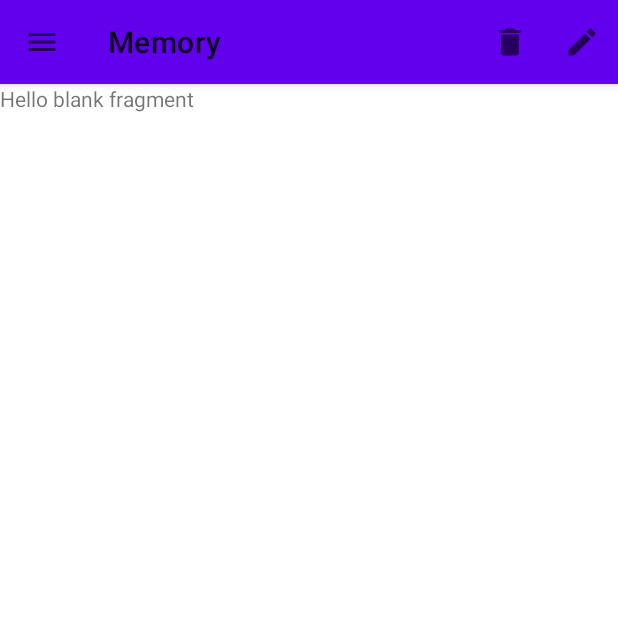
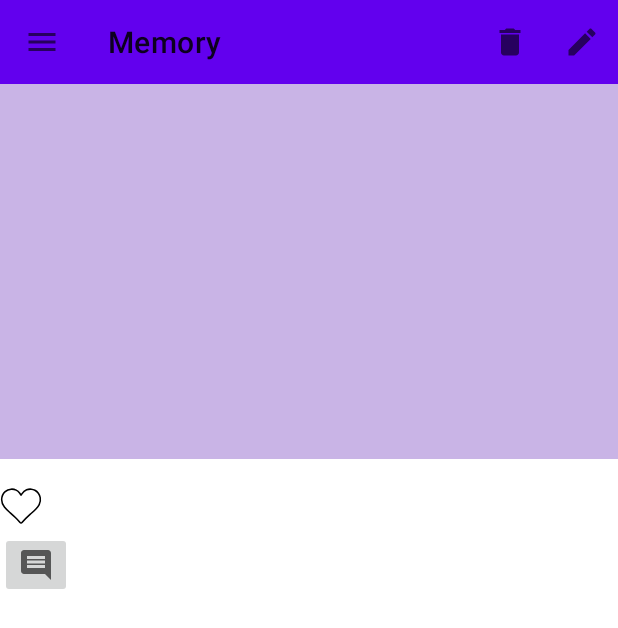
Before and after one commit to TahaJahani/YadNegar, an Android app: the screen it shows after launch (MainActivity), in the side drawer, after a tap on "Memories", on a phone screen of 412 x 824 dp. Shown: the top 628 px of the screen. Run offline under Robolectric (Android 15) with nearby library versions, the phone set to English and light mode, and no system bars.

Commit message:
custom like button added

```diff
--- /dev/null
+++ b/app/src/main/java/ir/taha7900/yadnegar/Components/LikeButton.java
@@ -0,0 +1,126 @@
+package ir.taha7900.yadnegar.Components;
+
+import android.animation.AnimatorSet;
+import android.animation.ObjectAnimator;
+import android.animation.TimeInterpolator;
+import android.content.Context;
+import android.content.res.TypedArray;
+import android.graphics.Canvas;
+import android.graphics.Color;
+import android.graphics.ColorFilter;
+import android.graphics.Matrix;
+import android.graphics.Paint;
+import android.graphics.Path;
+import android.graphics.PorterDuff;
+import android.graphics.PorterDuffColorFilter;
+import android.util.AttributeSet;
+import android.view.GestureDetector;
+import android.view.MotionEvent;
+import android.view.View;
+import android.view.animation.BounceInterpolator;
+import android.view.animation.DecelerateInterpolator;
+import ir.taha7900.yadnegar.Drawables.LikeDrawable;
+
+import androidx.annotation.Nullable;
+import ir.taha7900.yadnegar.R;
+
+import static ir.taha7900.yadnegar.Utils.AndroidUtilities.dp;
+
+
+public class LikeButton extends View {
+
+    private boolean liked;
+    private final LikeDrawable heartShape = new LikeDrawable();
+    private final float height = dp(35);
+    private final float width = dp(28.6f);
+    private final float jump = dp(14.3f);
+
+    public LikeButton(Context context, @Nullable AttributeSet attrs) {
+        super(context, attrs);
+        TypedArray array = context.getTheme().obtainStyledAttributes(attrs, R.styleable.LikeButton, 0, 0);
+        try {
+            this.liked = array.getBoolean(R.styleable.LikeButton_liked, false);
+        } finally {
+            array.recycle();
+        }
+    }
+
+    public boolean isLiked() {
+        return liked;
+    }
+
+    @Override
+    protected void onMeasure(int widthMeasureSpec, int heightMeasureSpec) {
+        int w = resolveSize((int) width, widthMeasureSpec);
+        int h = resolveSize((int) (height + jump), heightMeasureSpec);
+        setMeasuredDimension(w, h);
+    }
+
+    @Override
+    public void draw(Canvas canvas) {
+        super.draw(canvas);
+        heartShape.draw(canvas, (int) width, (int) height, 0, (int)jump);
+    }
+
+    @Override
+    public boolean onTouchEvent(MotionEvent event) {
+        GestureDetector detector = new GestureDetector(LikeButton.this.getContext(), new TapListener());
+        boolean result = detector.onTouchEvent(event);
+        if (result) {
+            if (event.getAction() == MotionEvent.ACTION_DOWN) {
+                this.liked = !this.liked;
+                heartShape.setFilled(liked);
+                invalidate();
+                requestLayout();
+                performClick();
+                if (liked)
+                    clickAnimation();
+            }
+        }
+        return result;
+    }
+
+    public void like() {
+        if (!liked) {
+            this.liked = !this.liked;
+            heartShape.setFilled(liked);
+            invalidate();
+            requestLayout();
+            performClick();
+            clickAnimation();
+        }
+    }
+
+    @Override
+    public boolean performClick() {
+        super.performClick();
+        return true;
+    }
+
+    private void clickAnimation() {
+        ObjectAnimator upAnimator = ObjectAnimator.ofFloat(this, "translationY", -jump);
+        upAnimator.setInterpolator(new DecelerateInterpolator());
+        upAnimator.setDuration(250);
+        ObjectAnimator downAnimator = ObjectAnimator.ofFloat(this, "translationY", 0);
+        downAnimator.setDuration(250);
+        TimeInterpolator interpolator = new BounceInterpolator();
+        downAnimator.setInterpolator(interpolator);
+        AnimatorSet animatorSet = new AnimatorSet();
+        animatorSet.playSequentially(upAnimator, downAnimator);
+        animatorSet.start();
+    }
+
+
+    static class TapListener extends GestureDetector.SimpleOnGestureListener {
+
+        @Override
+        public boolean onDown(MotionEvent e) {
+            return true;
+        }
+
+        @Override
+        public boolean onSingleTapUp(MotionEvent e) {
+            return super.onSingleTapUp(e);
+        }
+    }
+}
--- /dev/null
+++ b/app/src/main/java/ir/taha7900/yadnegar/Drawables/LikeDrawable.java
@@ -0,0 +1,112 @@
+package ir.taha7900.yadnegar.Drawables;
+
+import android.graphics.Canvas;
+import android.graphics.Color;
+import android.graphics.ColorFilter;
+import android.graphics.Matrix;
+import android.graphics.Paint;
+import android.graphics.Path;
+import android.graphics.PorterDuff;
+import android.graphics.PorterDuffColorFilter;
+
+public class LikeDrawable {
+    private final Paint  p  = new Paint();
+    private final Paint  ps = new Paint();
+    private final Path   t  = new Path();
+    private final Matrix m  = new Matrix();
+    private float od;
+    private boolean filled = false;
+
+    public void setFilled(boolean filled) {
+        this.filled = filled;
+    }
+
+    public void draw(Canvas c, int w, int h, int dx, int dy){
+        float ow = 683f;
+        float oh = 606f;
+
+        od = Math.min(w / ow, h / oh);
+
+        r();
+        c.save();
+        c.translate((w - od * ow) / 2f + dx, (h - od * oh) / 2f + dy);
+
+        m.reset();
+        m.setScale(od, od);
+
+        c.save();
+        ps.setColor(Color.argb(0,0,0,0));
+        ps.setStrokeCap(Paint.Cap.BUTT);
+        ps.setStrokeJoin(Paint.Join.MITER);
+        ps.setStrokeMiter(4.0f*od);
+        c.scale(1.0f,1.0f);
+        c.save();
+        c.restore();
+        r(2,1,3,0);
+        c.save();
+        p.setColor(Color.parseColor("#FF0000"));
+        ps.setColor(Color.parseColor("#000000"));
+        ps.setStrokeWidth(25.0f*od);
+        ps.setStrokeCap(Paint.Cap.ROUND);
+        ps.setStrokeJoin(Paint.Join.ROUND);
+        ps.setStrokeMiter(10.0f*od);
+        t.reset();
+        t.moveTo(654.0f,166.6f);
+        t.cubicTo(649.3f,140.4f,639.2f,116.3f,623.4f,94.8f);
+        t.cubicTo(608.5f,74.5f,590.0f,58.3f,567.5f,46.7f);
+        t.cubicTo(549.3f,37.3f,530.0f,31.7f,509.6f,29.4f);
+        t.cubicTo(483.3f,26.4f,457.8f,29.5f,433.3f,39.6f);
+        t.cubicTo(400.6f,53.0f,375.7f,76.1f,355.9f,105.0f);
+        t.cubicTo(351.0f,112.1f,346.5f,119.5f,341.9f,126.8f);
+        t.cubicTo(340.3f,125.7f,339.6f,124.0f,338.8f,122.4f);
+        t.cubicTo(332.9f,111.8f,326.0f,101.8f,318.4f,92.2f);
+        t.cubicTo(303.0f,72.9f,285.0f,56.9f,263.0f,45.5f);
+        t.cubicTo(237.0f,32.0f,209.2f,26.8f,179.9f,29.1f);
+        t.cubicTo(143.5f,32.0f,111.2f,44.7f,84.1f,69.3f);
+        t.cubicTo(44.7f,105.0f,27.1f,150.4f,27.2f,202.9f);
+        t.cubicTo(27.3f,247.3f,44.9f,285.3f,71.9f,319.5f);
+        t.cubicTo(95.4f,349.3f,123.3f,374.9f,151.4f,400.2f);
+        t.cubicTo(184.5f,429.9f,217.9f,459.2f,250.0f,490.0f);
+        t.cubicTo(276.9f,515.7f,302.1f,542.9f,326.2f,571.2f);
+        t.cubicTo(330.4f,576.1f,335.1f,579.7f,341.9f,579.3f);
+        t.cubicTo(348.8f,580.1f,353.6f,576.3f,357.6f,571.5f);
+        t.cubicTo(398.9f,522.2f,445.5f,478.2f,493.3f,435.4f);
+        t.cubicTo(525.3f,406.8f,558.0f,378.8f,587.7f,347.7f);
+        t.cubicTo(607.1f,327.4f,624.5f,305.6f,637.4f,280.5f);
+        t.cubicTo(656.2f,244.4f,661.1f,206.3f,654.0f,166.6f);
+
+        t.transform(m);
+        if (filled)
+            c.drawPath(t, p);
+        c.drawPath(t, ps);
+        c.restore();
+        r(2,1,3,0);
+        p.setColor(Color.parseColor("#FF0000"));
+        ps.setColor(Color.parseColor("#000000"));
+        ps.setStrokeWidth(50.0f*od);
+        ps.setStrokeCap(Paint.Cap.ROUND);
+        ps.setStrokeJoin(Paint.Join.ROUND);
+        ps.setStrokeMiter(10.0f*od);
+        c.restore();
+        r();
+
+        c.restore();
+    }
+
+    private void r(Integer... o){
+        p.reset();
+        ps.reset();
+        p.setAntiAlias(true);
+        ps.setAntiAlias(true);
+        p.setStyle(Paint.Style.FILL);
+        ps.setStyle(Paint.Style.STROKE);
+        for(Integer i : o){
+            switch (i){
+                case 0: ps.setStrokeMiter(4.0f*od); break;
+                case 1: ps.setStrokeCap(Paint.Cap.BUTT); break;
+                case 2: ps.setColor(Color.argb(0,0,0,0)); break;
+                case 3: ps.setStrokeJoin(Paint.Join.MITER); break;
+            }
+        }
+    }
+}
--- a/app/src/main/java/ir/taha7900/yadnegar/MainActivity.java
+++ b/app/src/main/java/ir/taha7900/yadnegar/MainActivity.java
@@ -17,6 +17,7 @@ import com.google.android.material.navigation.NavigationView;
 
 import ir.taha7900.yadnegar.Models.Memory;
 import ir.taha7900.yadnegar.Models.User;
+import ir.taha7900.yadnegar.Utils.AndroidUtilities;
 
 public class MainActivity extends AppCompatActivity implements View.OnClickListener, NavigationView.OnNavigationItemSelectedListener {
 
@@ -27,6 +28,7 @@ public class MainActivity extends AppCompatActivity implements View.OnClickListe
 
     @Override
     protected void onCreate(Bundle savedInstanceState) {
+        AndroidUtilities.setDensityFromContext(this);
         super.onCreate(savedInstanceState);
         getSupportActionBar().hide();
         setContentView(R.layout.activity_main);
--- /dev/null
+++ b/app/src/main/java/ir/taha7900/yadnegar/Utils/AndroidUtilities.java
@@ -0,0 +1,21 @@
+package ir.taha7900.yadnegar.Utils;
+
+import android.content.Context;
+
+public class AndroidUtilities {
+
+    private static float density;
+    private static float fontScale;
+    public static float dp(float px) {
+        return px * density;
+    }
+
+    public static float px(float dp) {
+        return dp / density;
+    }
+
+    public static void setDensityFromContext(Context context) {
+        density = context.getResources().getDisplayMetrics().density;
+        fontScale = context.getResources().getConfiguration().fontScale;
+    }
+}
--- /dev/null
+++ b/app/src/main/res/drawable/ic_baseline_comment_24.xml
@@ -0,0 +1,11 @@
+<vector xmlns:android="http://schemas.android.com/apk/res/android"
+    android:width="24dp"
+    android:height="24dp"
+    android:viewportWidth="24"
+    android:viewportHeight="24"
+    android:tint="?attr/colorControlNormal"
+    android:autoMirrored="true">
+  <path
+      android:fillColor="@android:color/white"
+      android:pathData="M21.99,4c0,-1.1 -0.89,-2 -1.99,-2L4,2c-1.1,0 -2,0.9 -2,2v12c0,1.1 0.9,2 2,2h14l4,4 -0.01,-18zM18,14L6,14v-2h12v2zM18,11L6,11L6,9h12v2zM18,8L6,8L6,6h12v2z"/>
+</vector>
--- a/app/src/main/res/layout/fragment_memory.xml
+++ b/app/src/main/res/layout/fragment_memory.xml
@@ -1,14 +1,37 @@
 <?xml version="1.0" encoding="utf-8"?>
-<FrameLayout xmlns:android="http://schemas.android.com/apk/res/android"
+<androidx.constraintlayout.widget.ConstraintLayout xmlns:android="http://schemas.android.com/apk/res/android"
+    xmlns:app="http://schemas.android.com/apk/res-auto"
     xmlns:tools="http://schemas.android.com/tools"
     android:layout_width="match_parent"
     android:layout_height="match_parent"
+    android:orientation="vertical"
     tools:context=".MemoryFragment">
 
-    <!-- TODO: Update blank fragment layout -->
-    <TextView
+    <ImageView
+        android:id="@+id/image"
         android:layout_width="match_parent"
-        android:layout_height="match_parent"
-        android:text="@string/hello_blank_fragment" />
+        android:layout_height="wrap_content"
+        android:minHeight="250dp"
+        android:src="@color/purple_500_light"
+        app:layout_constraintTop_toTopOf="parent" />
 
-</FrameLayout>
+    <LinearLayout
+        android:layout_width="wrap_content"
+        android:layout_height="wrap_content"
+        android:orientation="vertical"
+        app:layout_constraintStart_toStartOf="parent"
+        app:layout_constraintTop_toBottomOf="@+id/image">
+
+        <ir.taha7900.yadnegar.Components.LikeButton
+            android:layout_width="wrap_content"
+            android:layout_height="wrap_content"
+            app:liked="false" />
+
+        <ImageButton
+            android:layout_width="wrap_content"
+            android:layout_height="wrap_content"
+            android:src="@drawable/ic_baseline_comment_24" />
+    </LinearLayout>
+
+
+</androidx.constraintlayout.widget.ConstraintLayout>
--- /dev/null
+++ b/app/src/main/res/values/attrs.xml
@@ -0,0 +1,6 @@
+<?xml version="1.0" encoding="utf-8"?>
+<resources>
+    <declare-styleable name="LikeButton">
+        <attr name="liked" format="boolean" />
+    </declare-styleable>
+</resources>
```
